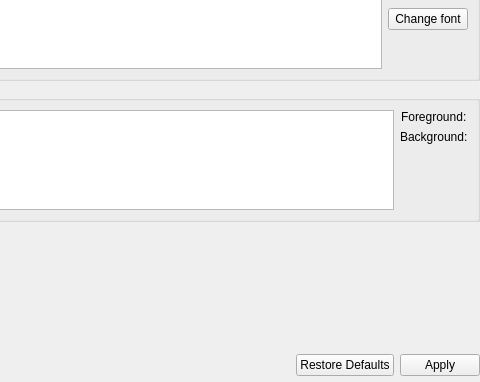
First picture: the form in ui/abstracttextappearancecolorsandfontssettings.ui, repository snip89/wsnsim-postprocessor, before the edit; both pictures show x 160 to 640 and y 99 to 481 of the 640 by 481 pixel window.
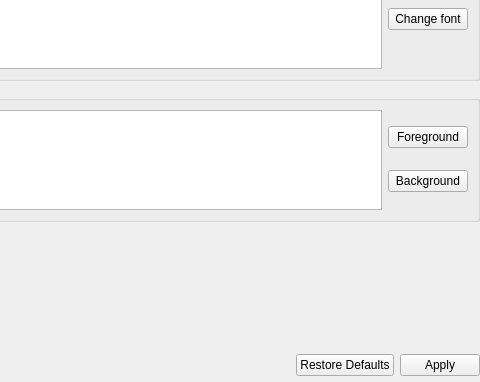
Second picture: the form after the edit.

Commit message: set colors buttons added

Diff of the .ui file:
```diff
--- a/ui/abstracttextappearancecolorsandfontssettings.ui
+++ b/ui/abstracttextappearancecolorsandfontssettings.ui
@@ -189,39 +189,20 @@
             <item row="1" column="0">
              <layout class="QGridLayout" name="gridLayout_16">
               <item row="0" column="0">
-               <widget class="QLabel" name="foregroundLabel">
-                <property name="sizePolicy">
-                 <sizepolicy hsizetype="Maximum" vsizetype="Maximum">
-                  <horstretch>0</horstretch>
-                  <verstretch>0</verstretch>
-                 </sizepolicy>
-                </property>
+               <widget class="QPushButton" name="foregroundPushButton">
                 <property name="text">
-                 <string>Foreground:</string>
+                 <string>Foreground</string>
                 </property>
                </widget>
               </item>
              </layout>
             </item>
-            <item row="8" column="0">
-             <spacer name="verticalSpacer_2">
-              <property name="orientation">
-               <enum>Qt::Vertical</enum>
-              </property>
-              <property name="sizeHint" stdset="0">
-               <size>
-                <width>20</width>
-                <height>40</height>
-               </size>
-              </property>
-             </spacer>
-            </item>
             <item row="4" column="0">
              <layout class="QGridLayout" name="gridLayout_17">
               <item row="0" column="0">
-               <widget class="QLabel" name="backgroundLabel">
+               <widget class="QPushButton" name="backgroundPushButton">
                 <property name="text">
-                 <string>Background:</string>
+                 <string>Background</string>
                 </property>
                </widget>
               </item>
```
